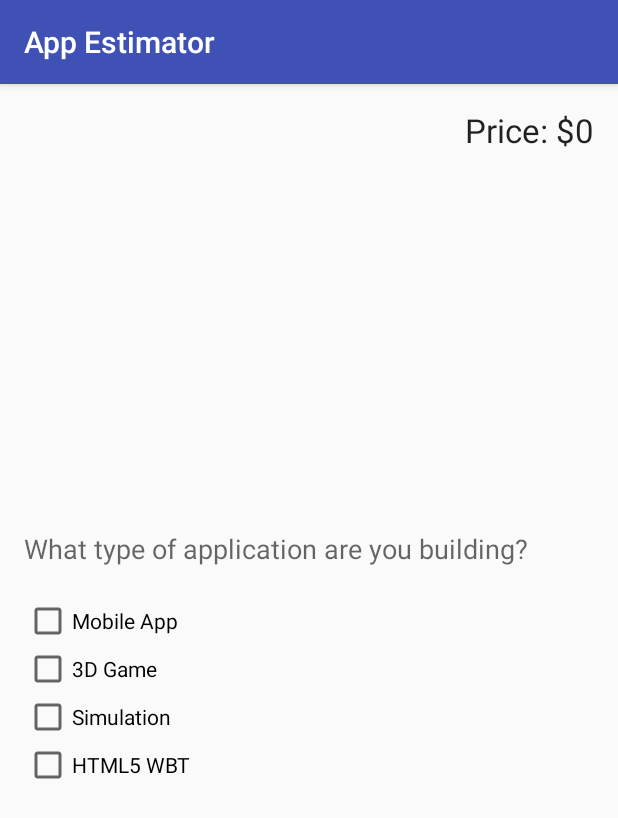
After one commit to srikkanth-r/AppEstimator, an Android app: the SelectTypeActivity screen opened directly, with no data from a screen before it, on a phone screen of 412 x 824 dp. The commit adds this screen. Shown: the top 818 px of the screen. Run offline under Robolectric (Android 15) with nearby library versions, the phone set to English and light mode, and no system bars.

Commit message:
Added Select Type activity and basic calculations

```diff
--- /dev/null
+++ b/app/src/main/java/com/srikkanth/appestimator/SelectTypeActivity.java
@@ -0,0 +1,67 @@
+package com.srikkanth.appestimator;
+
+import android.support.v7.app.AppCompatActivity;
+import android.os.Bundle;
+import android.widget.CheckBox;
+import android.widget.CompoundButton;
+import android.widget.TextView;
+import android.widget.Toast;
+
+import org.w3c.dom.Text;
+
+public class SelectTypeActivity extends AppCompatActivity implements CompoundButton.OnCheckedChangeListener{
+
+    CheckBox chkMobile, chk3D, chkSimulation, chkWBT;
+    TextView txtPrice;
+
+    @Override
+    protected void onCreate(Bundle savedInstanceState) {
+        super.onCreate(savedInstanceState);
+        setContentView(R.layout.activity_select_type);
+
+        txtPrice = (TextView) findViewById(R.id.txtPrice);
+        txtPrice.setText("Price: $" + Global.getPrice());
+
+        chkMobile = (CheckBox)findViewById(R.id.checkBoxMobileApp);
+        chk3D = (CheckBox)findViewById(R.id.checkBox3DGame);
+        chkSimulation = (CheckBox)findViewById(R.id.checkBoxSimulation);
+        chkWBT = (CheckBox)findViewById(R.id.checkBoxWBT);
+
+        //Add check listeners
+        chkMobile.setOnCheckedChangeListener(this);
+        chk3D.setOnCheckedChangeListener(this);
+        chkSimulation.setOnCheckedChangeListener(this);
+        chkWBT.setOnCheckedChangeListener(this);
+
+    }
+
+    @Override
+    public void onCheckedChanged(CompoundButton buttonView, boolean isChecked) {
+//        Toast.makeText(this, "checked", Toast.LENGTH_LONG).show();
+
+        switch (buttonView.getId())
+        {
+            case R.id.checkBoxMobileApp:
+                if(isChecked)
+                    Global.setPrice(Global.getPrice() + 1000);
+                else
+                    Global.setPrice(Global.getPrice() - 1000);
+                break;
+
+            case R.id.checkBox3DGame:
+                if(isChecked)
+                Global.setPrice(Global.getPrice() + 1000);
+                break;
+
+            case R.id.checkBoxSimulation:
+                Global.setPrice(Global.getPrice() + 800);
+                break;
+
+            case R.id.checkBoxWBT:
+                Global.setPrice(Global.getPrice() + 500);
+                break;
+        }
+        txtPrice.setText("Price: $" + Global.getPrice());
+
+    }
+}
--- /dev/null
+++ b/app/src/main/res/layout/activity_select_type.xml
@@ -0,0 +1,61 @@
+<?xml version="1.0" encoding="utf-8"?>
+<RelativeLayout xmlns:android="http://schemas.android.com/apk/res/android"
+    xmlns:tools="http://schemas.android.com/tools"
+    android:layout_width="match_parent"
+    android:layout_height="match_parent"
+    android:paddingBottom="@dimen/activity_vertical_margin"
+    android:paddingLeft="@dimen/activity_horizontal_margin"
+    android:paddingRight="@dimen/activity_horizontal_margin"
+    android:paddingTop="@dimen/activity_vertical_margin"
+    tools:context="com.srikkanth.appestimator.SelectTypeActivity">
+
+    <TextView
+        android:layout_width="wrap_content"
+        android:layout_height="wrap_content"
+        android:textAppearance="?android:attr/textAppearanceLarge"
+        android:text="Price: $"
+        android:id="@+id/txtPrice"
+        android:layout_alignParentTop="true"
+        android:layout_alignParentEnd="true" />
+
+    <LinearLayout
+        android:orientation="vertical"
+        android:layout_width="match_parent"
+        android:layout_height="wrap_content"
+        android:layout_centerVertical="true"
+        android:layout_centerHorizontal="true"
+        android:gravity="left">
+
+        <TextView
+            android:layout_width="wrap_content"
+            android:layout_height="wrap_content"
+            android:textAppearance="?android:attr/textAppearanceMedium"
+            android:text="What type of application are you building?"
+            android:id="@+id/textView"
+            android:layout_marginBottom="20dp"/>
+
+        <CheckBox
+            android:layout_width="wrap_content"
+            android:layout_height="wrap_content"
+            android:text="Mobile App"
+            android:id="@+id/checkBoxMobileApp" />
+
+        <CheckBox
+            android:layout_width="wrap_content"
+            android:layout_height="wrap_content"
+            android:text="3D Game"
+            android:id="@+id/checkBox3DGame" />
+
+        <CheckBox
+            android:layout_width="wrap_content"
+            android:layout_height="wrap_content"
+            android:text="Simulation"
+            android:id="@+id/checkBoxSimulation" />
+
+        <CheckBox
+            android:layout_width="wrap_content"
+            android:layout_height="wrap_content"
+            android:text="HTML5 WBT"
+            android:id="@+id/checkBoxWBT" />
+    </LinearLayout>
+</RelativeLayout>
```
Also changed, not shown: app/src/main/AndroidManifest.xml (+8 -12 lines), app/src/main/java/com/srikkanth/appestimator/Global.java (added, +21 -0 lines), app/src/main/java/com/srikkanth/appestimator/SplashActivity.java (+7 -0 lines), app/src/main/res/layout/activity_splash.xml (added, +21 -0 lines).
